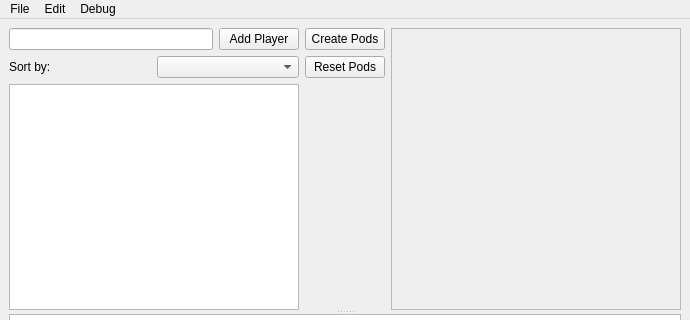
First picture: the form in ui/MainWindow.ui, repository eVen-gits/EDH_matchmaker, before the edit; both pictures show x 0 to 690 and y 0 to 320 of the 690 by 541 pixel window.
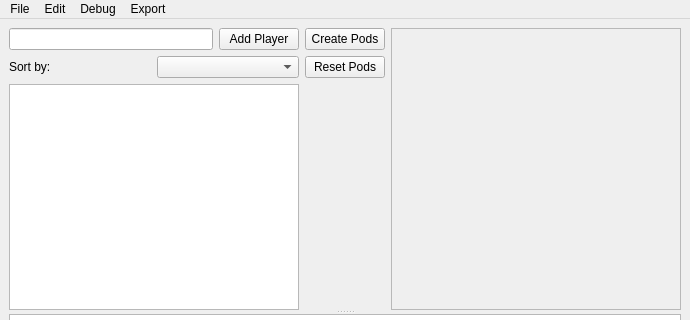
Second picture: the form after the edit.

```diff
--- a/ui/MainWindow.ui
+++ b/ui/MainWindow.ui
@@ -140,7 +140,7 @@
      <x>0</x>
      <y>0</y>
      <width>690</width>
-     <height>30</height>
+     <height>32</height>
     </rect>
    </property>
    <widget class="QMenu" name="menuFile">
@@ -165,9 +165,17 @@
     <addaction name="actionReset_UI"/>
     <addaction name="actionRandom_Results"/>
    </widget>
+   <widget class="QMenu" name="menuExport">
+    <property name="title">
+     <string>Export</string>
+    </property>
+    <addaction name="actionPods"/>
+    <addaction name="actionStandings"/>
+   </widget>
    <addaction name="menuFile"/>
    <addaction name="menuEdit"/>
    <addaction name="menuDebug"/>
+   <addaction name="menuExport"/>
   </widget>
   <action name="actionLoad_tour">
    <property name="text">
```
Left out of the diff: 12 changed lines with no effect on the pictures.
